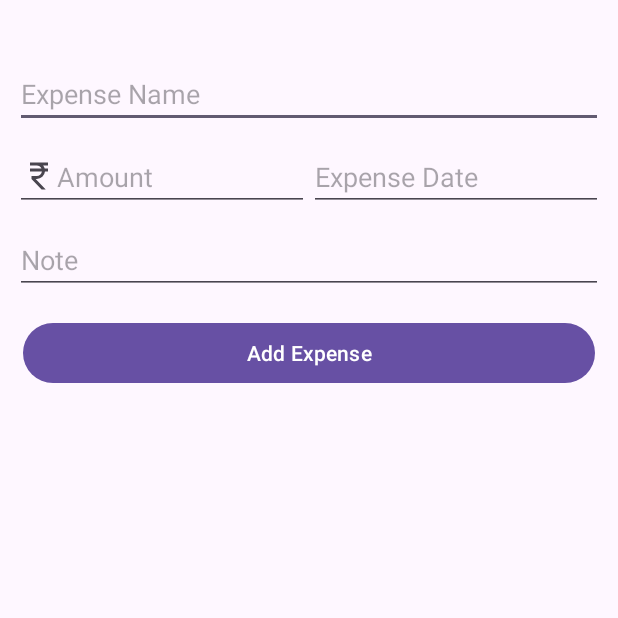
After one commit to VrushabhHirapOfficial/Expense-Manager, an Android app: the AddExpenseActivity screen opened directly, with no data from a screen before it, on a phone screen of 412 x 824 dp, the top half of it. The commit adds this screen. Run offline under Robolectric (Android 15) with nearby library versions, the phone set to English and light mode, and no system bars.

Commit message:
20-06-24 Create & insert data into local SQLite Database

```diff
--- a/app/build.gradle.kts
+++ b/app/build.gradle.kts
@@ -37,4 +37,5 @@ dependencies {
     testImplementation(libs.junit)
     androidTestImplementation(libs.ext.junit)
     androidTestImplementation(libs.espresso.core)
+
 }
--- a/app/src/main/AndroidManifest.xml
+++ b/app/src/main/AndroidManifest.xml
@@ -13,7 +13,10 @@
         android:theme="@style/Theme.B3ExpenseManagement"
         tools:targetApi="31">
         <activity
-            android:name=".MainActivity"
+            android:name=".activities.AddExpenseActivity"
+            android:exported="false" />
+        <activity
+            android:name=".activities.MainActivity"
             android:exported="true">
             <intent-filter>
                 <action android:name="android.intent.action.MAIN" />
--- /dev/null
+++ b/app/src/main/java/sumago/androidipt/b3expensemanagement/activities/AddExpenseActivity.java
@@ -0,0 +1,47 @@
+package sumago.androidipt.b3expensemanagement.activities;
+
+import android.os.Bundle;
+import android.widget.Button;
+import android.widget.EditText;
+import android.widget.Toast;
+
+import androidx.appcompat.app.AppCompatActivity;
+
+import sumago.androidipt.b3expensemanagement.R;
+import sumago.androidipt.b3expensemanagement.helpers.DbHelper;
+import sumago.androidipt.b3expensemanagement.model.Expense;
+
+public class AddExpenseActivity extends AppCompatActivity {
+
+    EditText etName, etDate, etAmount, etNote;
+    Button btnAdd;
+    DbHelper dbHelper;
+    @Override
+    protected void onCreate(Bundle savedInstanceState) {
+
+        super.onCreate(savedInstanceState);
+        setContentView(R.layout.activity_add_expense);
+
+        etAmount = findViewById(R.id.etAmount);
+        etName = findViewById(R.id.etName);
+        etDate = findViewById(R.id.etDate);
+        etNote = findViewById(R.id.etNote);
+        btnAdd = findViewById(R.id.btnAdd);
+        dbHelper = new DbHelper(this);
+
+        btnAdd.setOnClickListener(v->{
+            //insert data into database
+            double amount = Double.parseDouble(etAmount.getText().toString());
+            String name = etName.getText().toString(),
+                    note = etNote.getText().toString(),
+                    date = "20-06-2024";
+
+            long result = dbHelper.insertExpense(new Expense(name, date, note, amount));
+
+            if(result>0)
+                Toast.makeText(this, "Expense Inserted Successfully", Toast.LENGTH_SHORT).show();
+            else Toast.makeText(this, "Something went wrong", Toast.LENGTH_SHORT).show();
+        });
+
+    }
+}
--- a/app/src/main/java/sumago/androidipt/b3expensemanagement/OptionsFragment.java
+++ b/app/src/main/java/sumago/androidipt/b3expensemanagement/fragments/OptionsFragment.java
@@ -1,4 +1,4 @@
-package sumago.androidipt.b3expensemanagement;
+package sumago.androidipt.b3expensemanagement.fragments;
 
 import android.os.Bundle;
 
@@ -7,6 +7,8 @@ import androidx.fragment.app.Fragment;
 import android.view.LayoutInflater;
 import android.view.View;
 import android.view.ViewGroup;
+
+import sumago.androidipt.b3expensemanagement.R;
 
 /**
  * A simple {@link Fragment} subclass.
--- /dev/null
+++ b/app/src/main/java/sumago/androidipt/b3expensemanagement/helpers/DbHelper.java
@@ -0,0 +1,56 @@
+package sumago.androidipt.b3expensemanagement.helpers;
+
+import android.content.ContentValues;
+import android.content.Context;
+import android.database.sqlite.SQLiteDatabase;
+import android.database.sqlite.SQLiteOpenHelper;
+import androidx.annotation.Nullable;
+import sumago.androidipt.b3expensemanagement.model.Expense;
+
+public class DbHelper extends SQLiteOpenHelper {
+
+    private static final String DATABASE_NAME = "expenseDb";
+    private static final String TABLE_NAME = "expense";
+    private static final String COL_NAME = "name";
+    private static final String COL_DATE = "date";
+    private static final String COL_ID = "id";
+    private static final String COL_AMOUNT = "amount";
+    private static final String COL_NOTE = "note";
+
+    private static final String CREATE_QUERY = "CREATE TABLE "+TABLE_NAME+ "("+
+            COL_ID+" INTEGER PRIMARY KEY AUTOINCREMENT,"+
+            COL_NAME+" TEXT NOT NULL,"+
+            COL_DATE+" TEXT,"+
+            COL_AMOUNT+" REAL,"+
+            COL_NOTE+" TEXT" +
+            ");";
+
+    /*
+    * CREATE TABLE expenseDb(id INTEGER PRIMARY KEY AUTOINCREMENT, name TEXT NOT NULL, date TEXT, amount REAL, note TEXT);
+    * */
+
+
+    public DbHelper(@Nullable Context context) {
+        super(context, DATABASE_NAME, null, 1);
+    }
+
+    @Override
+    public void onCreate(SQLiteDatabase db) {
+        db.execSQL(CREATE_QUERY);
+    }
+
+    @Override
+    public void onUpgrade(SQLiteDatabase db, int oldVersion, int newVersion) {
+
+    }
+
+    public long insertExpense(Expense expense){
+        SQLiteDatabase db = getWritableDatabase();
+        ContentValues values = new ContentValues();
+        values.put(COL_NAME, expense.getName());
+        values.put(COL_AMOUNT, expense.getAmount());
+        values.put(COL_DATE, expense.getDate());
+        values.put(COL_NOTE, expense.getNote());
+        return db.insert(TABLE_NAME, null, values);
+    }
+}
--- /dev/null
+++ b/app/src/main/res/drawable/baseline_add_24.xml
@@ -0,0 +1,5 @@
+<vector xmlns:android="http://schemas.android.com/apk/res/android" android:height="24dp" android:tint="#000000" android:viewportHeight="24" android:viewportWidth="24" android:width="24dp">
+
+    <path android:fillColor="@android:color/white" android:pathData="M19,13h-6v6h-2v-6H5v-2h6V5h2v6h6v2z"/>
+
+</vector>
--- /dev/null
+++ b/app/src/main/res/drawable/currency_rupee_24px.xml
@@ -0,0 +1,10 @@
+<vector xmlns:android="http://schemas.android.com/apk/res/android"
+    android:width="24dp"
+    android:height="24dp"
+    android:viewportWidth="960"
+    android:viewportHeight="960"
+    android:tint="?attr/colorControlNormal">
+  <path
+      android:fillColor="@android:color/white"
+      android:pathData="M549,840L280,560L280,480L420,480Q473,480 511.5,445.5Q550,411 558,360L240,360L240,280L546,280Q529,245 495.5,222.5Q462,200 420,200L240,200L240,120L720,120L720,200L590,200Q604,217 615,237Q626,257 632,280L720,280L720,360L639,360Q631,445 569,502.5Q507,560 420,560L391,560L660,840L549,840Z"/>
+</vector>
--- /dev/null
+++ b/app/src/main/res/layout/activity_add_expense.xml
@@ -0,0 +1,63 @@
+<?xml version="1.0" encoding="utf-8"?>
+<LinearLayout
+    xmlns:android="http://schemas.android.com/apk/res/android"
+    xmlns:app="http://schemas.android.com/apk/res-auto"
+    xmlns:tools="http://schemas.android.com/tools"
+    android:id="@+id/main"
+    android:layout_width="match_parent"
+    android:layout_height="match_parent"
+    tools:context=".activities.AddExpenseActivity"
+    android:layout_margin="10dp"
+    android:orientation="vertical">
+
+    <EditText
+        android:id="@+id/etName"
+        android:layout_width="match_parent"
+        android:layout_height="wrap_content"
+        android:inputType="text"
+        android:layout_marginBottom="10dp"
+        android:layout_marginTop="30dp"
+        android:hint="Expense Name" />
+
+    <LinearLayout
+        android:layout_width="match_parent"
+        android:layout_height="wrap_content"
+        android:orientation="horizontal">
+
+        <EditText
+            android:drawableStart="@drawable/currency_rupee_24px"
+            android:id="@+id/etAmount"
+            android:layout_width="0dp"
+            android:layout_weight="1"
+            android:layout_height="wrap_content"
+            android:inputType="numberDecimal"
+            android:layout_marginBottom="10dp"
+            android:hint="Amount" />
+
+        <EditText
+            android:id="@+id/etDate"
+            android:layout_width="0dp"
+            android:layout_weight="1"
+            android:layout_height="wrap_content"
+            android:inputType="text"
+            android:layout_marginBottom="10dp"
+            android:hint="Expense Date" />
+
+    </LinearLayout>
+
+    <EditText
+        android:id="@+id/etNote"
+        android:layout_width="match_parent"
+        android:layout_height="wrap_content"
+        android:inputType="textMultiLine"
+        android:layout_marginBottom="10dp"
+        android:hint="Note" />
+
+    <Button
+        android:id="@+id/btnAdd"
+        android:layout_width="match_parent"
+        android:layout_height="wrap_content"
+        android:layout_margin="5dp"
+        android:text="Add Expense" />
+
+</LinearLayout>
--- a/app/src/main/res/layout/activity_main.xml
+++ b/app/src/main/res/layout/activity_main.xml
@@ -6,7 +6,7 @@
     android:id="@+id/main"
     android:layout_width="match_parent"
     android:layout_height="match_parent"
-    tools:context=".MainActivity">
+    tools:context=".activities.MainActivity">
 
     <FrameLayout
         android:id="@+id/fragmentContainer"
--- a/app/src/main/res/layout/fragment_analytics.xml
+++ b/app/src/main/res/layout/fragment_analytics.xml
@@ -4,7 +4,7 @@
     android:layout_width="match_parent"
     android:layout_height="match_parent"
     android:background="#3F51B5"
-    tools:context=".AnalyticsFragment">
+    tools:context=".fragments.AnalyticsFragment">
 
     <!-- TODO: Update blank fragment layout -->
     <TextView
--- a/app/src/main/res/layout/fragment_more.xml
+++ b/app/src/main/res/layout/fragment_more.xml
@@ -4,7 +4,7 @@
     android:layout_width="match_parent"
     android:layout_height="match_parent"
     android:background="#4CAF50"
-    tools:context=".MoreFragment">
+    tools:context=".fragments.MoreFragment">
 
     <!-- TODO: Update blank fragment layout -->
     <TextView
--- a/app/src/main/res/layout/fragment_options.xml
+++ b/app/src/main/res/layout/fragment_options.xml
@@ -4,7 +4,7 @@
     android:layout_width="match_parent"
     android:layout_height="match_parent"
     android:background="#F44336"
-    tools:context=".OptionsFragment">
+    tools:context=".fragments.OptionsFragment">
 
     <!-- TODO: Update blank fragment layout -->
     <TextView
```
Also changed, not shown: app/src/main/java/sumago/androidipt/b3expensemanagement/activities/MainActivity.java (renamed from app/src/main/java/sumago/androidipt/b3expensemanagement/MainActivity.java, +7 -5 lines), app/src/main/java/sumago/androidipt/b3expensemanagement/fragments/AnalyticsFragment.java (renamed from app/src/main/java/sumago/androidipt/b3expensemanagement/HomeFragment.java, +10 -23 lines), app/src/main/java/sumago/androidipt/b3expensemanagement/fragments/HomeFragment.java (renamed from app/src/main/java/sumago/androidipt/b3expensemanagement/MoreFragment.java, +24 -25 lines), app/src/main/java/sumago/androidipt/b3expensemanagement/fragments/MoreFragment.java (renamed from app/src/main/java/sumago/androidipt/b3expensemanagement/AnalyticsFragment.java, +10 -8 lines), app/src/main/java/sumago/androidipt/b3expensemanagement/model/Expense.java (added, +58 -0 lines), app/src/main/res/layout/fragment_home.xml (+6 -5 lines).
